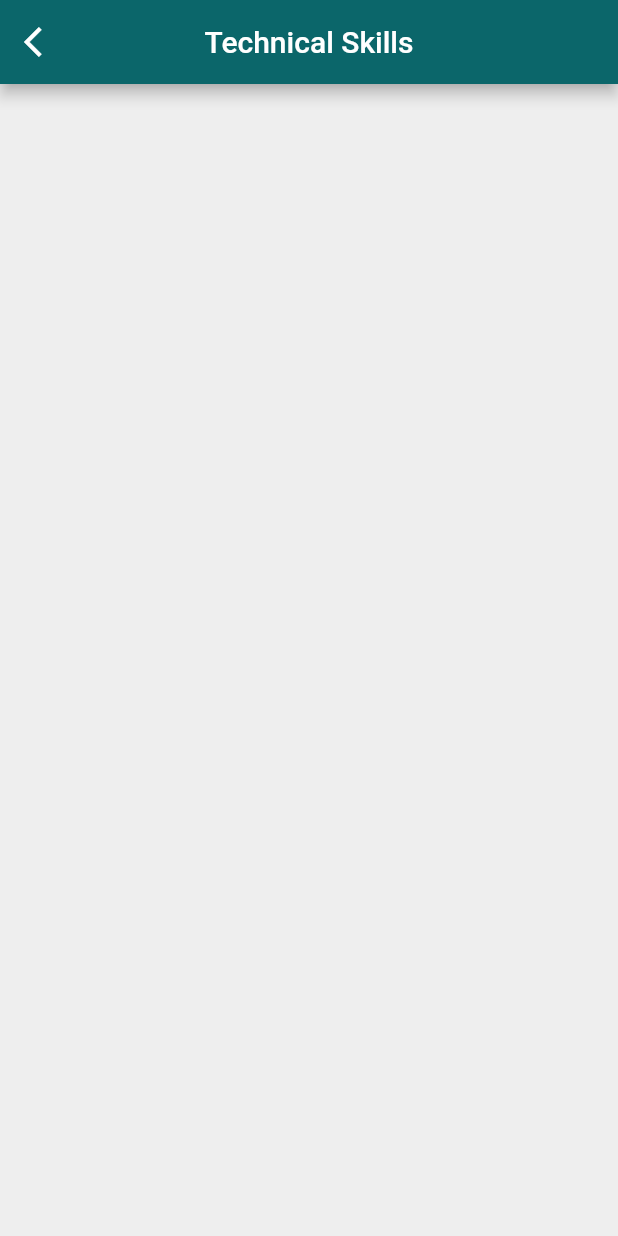
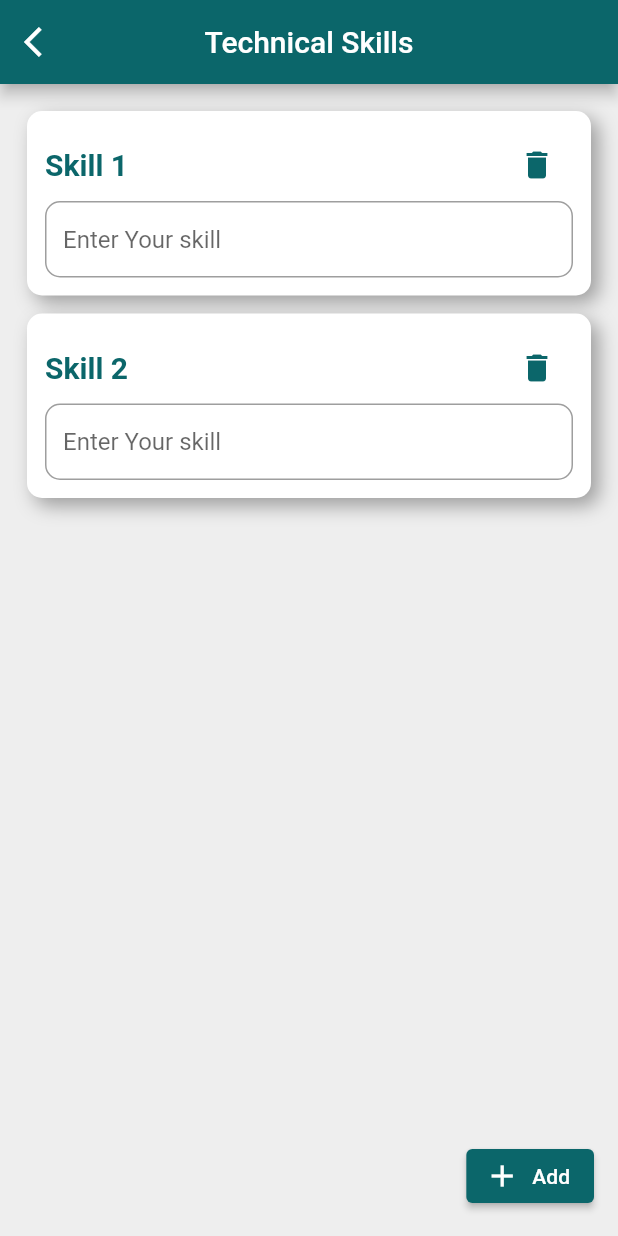
Before and after one commit to kapadiyadarshan/Resume_Builder, a Flutter app: the TechnicalSkills screen opened by its route, on a phone screen of 412 x 824 dp. Run offline on Flutter 3.47's test engine with Material 2 defaults, Android fonts, the light colour scheme and no system bars; our stand-ins replace animated_text_kit, flutter_spinkit, image_picker; accounts and stored records are empty.

Commit message:
technical Skill

```diff
--- a/resume_builder/lib/Global/global_class.dart
+++ b/resume_builder/lib/Global/global_class.dart
@@ -1,4 +1,7 @@
+import 'dart:core';
 import 'dart:io';
+
+import 'package:flutter/cupertino.dart';
 
 class Global
 {
@@ -17,4 +20,12 @@ class Global
 
   static String? maritualStatus;
   static List Languages = [];
+
+  static List<TextEditingController> course = [];
+  static List<TextEditingController> school = [];
+  static List<TextEditingController> grade = [];
+  static List<TextEditingController> year = [];
+
+  static List skills = [];
+  static List<TextEditingController> skillController = [];
 }
--- a/resume_builder/lib/views/screens/technical_skills.dart
+++ b/resume_builder/lib/views/screens/technical_skills.dart
@@ -1,6 +1,8 @@
 import 'package:flutter/material.dart';
 import 'package:resume_builder/utils/colors_utils.dart';
 import 'package:resume_builder/views/components/myBackButton.dart';
+
+import '../../Global/global_class.dart';
 
 class TechnicalSkills extends StatefulWidget {
   const TechnicalSkills({Key? key}) : super(key: key);
@@ -10,6 +12,26 @@ class TechnicalSkills extends StatefulWidget {
 }
 
 class _TechnicalSkillsState extends State<TechnicalSkills> {
+
+  GlobalKey<FormState> formKey = GlobalKey<FormState>();
+
+  @override
+  void initState() {
+    super.initState();
+
+    if(Global.skillController.isEmpty)
+      {
+        Global.skillController = List.filled(2, TextEditingController(),growable: true);
+      }
+  }
+
+  @override
+  void dispose() {
+    super.dispose();
+
+    Global.skillController.removeWhere((element) => element.value == "");
+  }
+
   @override
   Widget build(BuildContext context) {
     return Scaffold(
@@ -20,7 +42,102 @@ class _TechnicalSkillsState extends State<TechnicalSkills> {
         backgroundColor: theme1,
         foregroundColor: theme2,
       ),
+      body: Padding(
+        padding: const EdgeInsets.all(12),
+        child: Form(
+          key: formKey,
+          child: SingleChildScrollView(
+            physics: const BouncingScrollPhysics(),
+            child: Column(
+              crossAxisAlignment: CrossAxisAlignment.center,
+              children: [
+                ...List.generate(Global.skillController.length, (index) => skillRow(index: index),),
+              ],
+            ),
+          ),
+        ),
+      ),
+      floatingActionButton: ElevatedButton.icon(
+          onPressed: () {
+            setState(() {
+              Global.skillController.add(TextEditingController());
+            });
+          },
+          style: ElevatedButton.styleFrom(
+            backgroundColor: theme1,
+            foregroundColor: theme2,
+          ),
+          icon: const Icon(Icons.add),
+          label: const Text("Add")
+      ),
       backgroundColor: Colors.grey.shade200,
     );
   }
+
+  Widget skillRow({required int index})
+  {
+    return Container(
+      width: double.infinity,
+      padding: const EdgeInsets.all(12),
+      margin: const EdgeInsets.all(6),
+
+      decoration: BoxDecoration(
+          color: theme2,
+          borderRadius: BorderRadius.circular(10),
+          boxShadow: const [
+            BoxShadow(
+                blurRadius: 10,
+                color: Colors.grey,
+                offset: Offset(5, 5)
+            ),
+          ]
+      ),
+      child: Column(
+        children: [
+          Row(
+            children: [
+              Text("Skill ${index+1}",
+                style: TextStyle(
+                    color: theme1,
+                    fontSize: 20,
+                    fontWeight: FontWeight.bold
+                ),),
+              const Spacer(),
+              IconButton(
+                  onPressed: () {
+                    setState(() {
+                      Global.skillController.removeAt(index);
+                    });
+                  },
+                  icon: Icon(Icons.delete,
+                    color: theme1,
+                  )
+              )
+            ],
+          ),
+          TextFormField(
+            controller: Global.skillController[index],
+            maxLines: 1,
+            cursorColor: theme1,
+            keyboardType: TextInputType.text,
+            textInputAction: TextInputAction.next,
+            decoration: InputDecoration(
+              isDense: true,
+                hintText: "Enter Your skill",
+                border: OutlineInputBorder(
+                    borderRadius: BorderRadius.circular(10)
+                ),
+                focusedBorder: OutlineInputBorder(
+                    borderRadius: BorderRadius.circular(10),
+                    borderSide: BorderSide(
+                      color: theme1,
+                      width: 2,
+                    )
+                )
+            ),
+          ),
+        ],
+      ),
+    );
+  }
 }
```
Also changed, not shown: resume_builder/lib/views/screens/carrier_objective.dart (+7 -0 lines), resume_builder/lib/views/screens/declaration.dart (+7 -0 lines), resume_builder/lib/views/screens/education.dart (+58 -23 lines), resume_builder/lib/views/screens/personal_details.dart (+10 -4 lines), resume_builder/lib/views/screens/projects.dart (+7 -0 lines), resume_builder/lib/views/screens/references.dart (+13 -0 lines).
